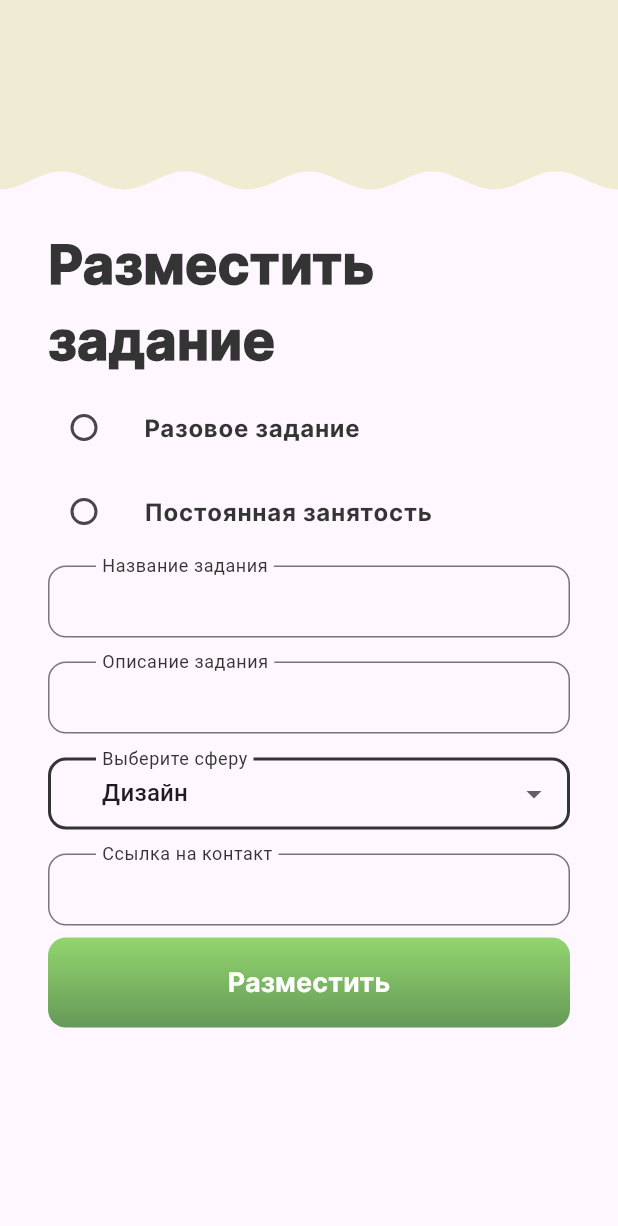
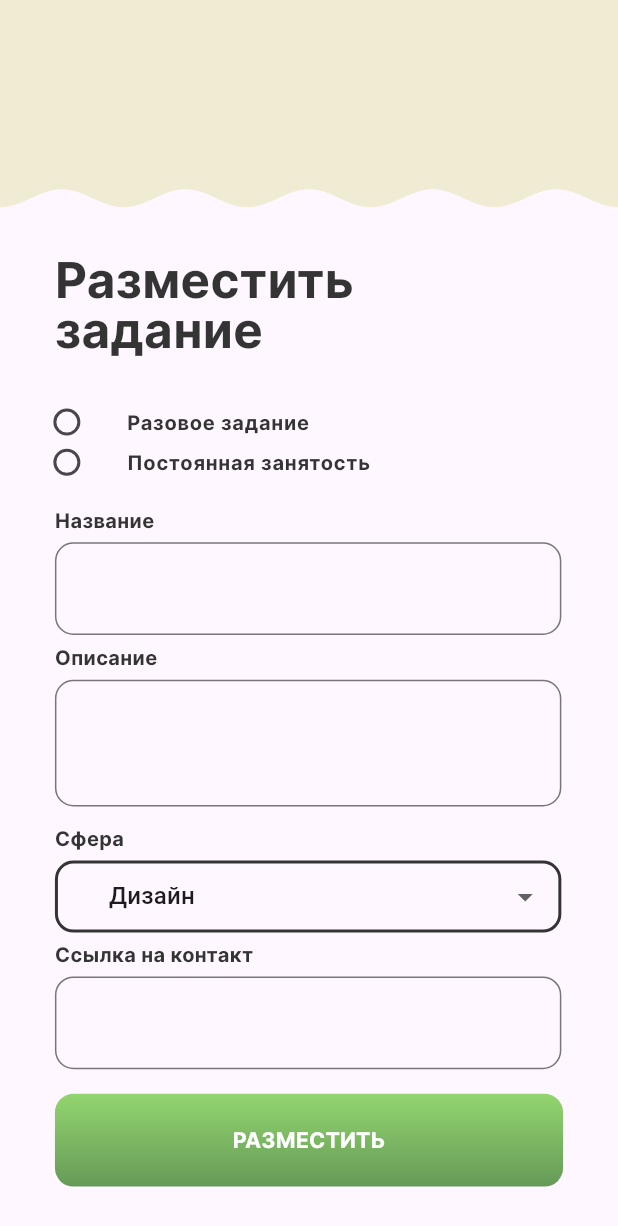
Before and after one commit to SavoSyka/mama_kris, a Flutter app: the JobPage screen opened by its route, on a phone screen of 412 x 824 dp. Shown: the top 1226 px of the screen. Run offline on Flutter 3.47's test engine with Material 3 defaults, Android fonts, the phone set to English and light mode, and no system bars; our stand-ins replace cloud_firestore, firebase_auth, firebase_core, flutter_svg, font_awesome_flutter, google_sign_in; missing offline and left inert: flutter_pdfview; accounts and stored records are empty.

Commit message:
JobPage designed

```diff
--- a/lib/pages/job_create.dart
+++ b/lib/pages/job_create.dart
@@ -1,3 +1,5 @@
+import 'dart:math';
+
 import 'package:flutter/material.dart';
 import 'package:firebase_auth/firebase_auth.dart';
 import 'package:cloud_firestore/cloud_firestore.dart';
@@ -94,26 +96,52 @@ class _JobPageState extends State<JobPage> {
 
   @override
   Widget build(BuildContext context) {
+    Size screenSize = MediaQuery.of(context).size;
+    double width = screenSize.width;
+    double height = screenSize.height;
+    double TextMultiply = min(width/360, height/800);
+    double VerticalMultiply = height/800;
+    double HorizontalMultiply = width/360;
+
     return Scaffold(
 
       body: SingleChildScrollView(
         child: Form(
           key: _formKey,
           child: Column(
+            mainAxisAlignment: MainAxisAlignment.start,
+
             children: <Widget>[
-              SineWaveWidget( verticalOffset: 120),
-              const Padding( // Позиционируем кнопку "Ищу работу" на верху экрана
+          Stack(
+          children: [
+              SineWaveWidget( verticalOffset: 128*VerticalMultiply),
+               Padding( // Позиционируем кнопку "Ищу работу" на верху экрана
                 padding: EdgeInsets.only(
-                    left: 32.0, top: 0.0, right: 32.0, bottom: 5.0),
+                    left: 32.0*HorizontalMultiply, top: 158*VerticalMultiply, right: 32.0*HorizontalMultiply, bottom: 0.0),
                 child: Text(
-                  'Разместить задание',
+                  'Разместить',
                   textAlign: TextAlign.left, // Добавляем здесь
-                  style: TextStyle(fontSize: 36, fontFamily: 'Inter', fontWeight: FontWeight.w900, color: Color(0xFF343434)),
+                  style: TextStyle(fontSize: 32*TextMultiply, fontFamily: 'Inter', fontWeight: FontWeight.w700, color: Color(0xFF343434)),
                 ),
               ),
-              ListTile(
-                title: const Text('Разовое задание',
-                  style: TextStyle(fontSize: 16, fontFamily: 'Inter', fontWeight: FontWeight.w600, color: Color(0xFF343434)),
+            Padding( // Позиционируем кнопку "Ищу работу" на верху экрана
+              padding: EdgeInsets.only(
+                  left: 32.0*HorizontalMultiply, top: 190*VerticalMultiply, right: 32.0*HorizontalMultiply, bottom: 0.0),
+              child: Text(
+                'задание',
+                textAlign: TextAlign.left, // Добавляем здесь
+                style: TextStyle(fontSize: 32*TextMultiply, fontFamily: 'Inter', fontWeight: FontWeight.w700, color: Color(0xFF343434)),
+              ),
+            ),
+
+          Padding( // Позиционируем кнопку "Ищу работу" на верху экрана
+            padding: EdgeInsets.only(
+                left: 4*HorizontalMultiply, top: 246*VerticalMultiply, right: 32.0*HorizontalMultiply, bottom: 0.0),
+            child: Align(
+              alignment: Alignment.centerLeft,
+            child: ListTile(
+                title:  Text('Разовое задание',
+                  style: TextStyle(fontSize: 13*TextMultiply, fontFamily: 'Inter', fontWeight: FontWeight.w600, color: Color(0xFF343434)),
                 ),
                 leading: Radio<String>(
                   value: 'once',
@@ -122,11 +150,18 @@ class _JobPageState extends State<JobPage> {
                   activeColor: const Color(0xFF93D56F), // Цвет выбранного состояния
 
                 ),
-                contentPadding: const EdgeInsets.symmetric(vertical: 0, horizontal: 32), // Уменьшенные вертикальные отступы
+                //contentPadding:  EdgeInsets.only(top: 246*VerticalMultiply, left: 62*HorizontalMultiply), // Уменьшенные вертикальные отступы
               ),
-              ListTile(
-                title: const Text('Постоянная занятость',
-                  style: TextStyle(fontSize: 16, fontFamily: 'Inter', fontWeight: FontWeight.w600, color: Color(0xFF343434)),
+          ),
+          ),
+            Padding( // Позиционируем кнопку "Ищу работу" на верху экрана
+              padding: EdgeInsets.only(
+                  left: 4*HorizontalMultiply, top: (144+128)*VerticalMultiply, right: 32.0*HorizontalMultiply, bottom: 0.0),
+              child: Align(
+                alignment: Alignment.centerLeft,
+                child: ListTile(
+                  title:  Text('Постоянная занятость',
+                    style: TextStyle(fontSize: 13*TextMultiply, fontFamily: 'Inter', fontWeight: FontWeight.w600, color: Color(0xFF343434)),
                   ),
                   leading: Radio<String>(
                     value: 'const',
@@ -135,11 +170,50 @@ class _JobPageState extends State<JobPage> {
                     activeColor: const Color(0xFF93D56F), // Цвет выбранного состояния
 
                   ),
-                contentPadding: const EdgeInsets.symmetric(vertical: 0, horizontal: 32), // Уменьшенные вертикальные отступы
+                  //contentPadding:  EdgeInsets.only(top: 246*VerticalMultiply, left: 62*HorizontalMultiply), // Уменьшенные вертикальные отступы
+                ),
+              ),
+            ),
+            Padding(
+              padding:  EdgeInsets.only(left: 32*HorizontalMultiply, top: (202+128)*VerticalMultiply , right:0, bottom:0), // Общий отступ для группы текстов
+              child:  Align(
+                alignment: Alignment.centerLeft,
+                child: Text(
+                  'Название',
+                  style: TextStyle(fontSize: 13*TextMultiply, fontFamily: 'Inter', fontWeight: FontWeight.w600, color: const Color(0xFF343434), height: 1,),
+                ),
+              ),
             ),
 
-              _buildTextField(_titleController, 'Название задания', false),
-              _buildTextField(_descriptionController, 'Описание задания', false),
+
+              _buildTextField(_titleController, 'Название задания', false, (223+128) * VerticalMultiply, 32*HorizontalMultiply, 295*HorizontalMultiply, 60*VerticalMultiply,10),
+
+            Padding(
+              padding:  EdgeInsets.only(left: 32*HorizontalMultiply, top: (291+128)*VerticalMultiply , right:0, bottom:0), // Общий отступ для группы текстов
+              child:  Align(
+                alignment: Alignment.centerLeft,
+                child: Text(
+                  'Описание',
+                  style: TextStyle(fontSize: 13*TextMultiply, fontFamily: 'Inter', fontWeight: FontWeight.w600, color: const Color(0xFF343434), height: 1,),
+                ),
+              ),
+            ),
+
+
+              _buildTextField(_descriptionController, 'Описание задания', false, (312+128)*VerticalMultiply, 32*HorizontalMultiply,295*HorizontalMultiply, 82*VerticalMultiply,50),
+
+
+            Padding(
+              padding:  EdgeInsets.only(left: 32*HorizontalMultiply, top: (408+128)*VerticalMultiply , right:0, bottom:0), // Общий отступ для группы текстов
+              child:  Align(
+                alignment: Alignment.centerLeft,
+                child: Text(
+                  'Сфера',
+                  style: TextStyle(fontSize: 13*TextMultiply, fontFamily: 'Inter', fontWeight: FontWeight.w600, color: const Color(0xFF343434), height: 1,),
+                ),
+              ),
+            ),
+
               _buildDropdownField(
                   _sphere,
                   [ "Дизайн",
@@ -167,12 +241,26 @@ class _JobPageState extends State<JobPage> {
                     setState(() {
                       _sphere = newValue!;
                     });
-                  }
+                  },
+                  (429+128)*VerticalMultiply, 32*HorizontalMultiply
               ),
 
-              _buildTextField(_contactLinkController, 'Ссылка на контакт', false),
+
             Padding(
-            padding: const EdgeInsets.symmetric(horizontal: 32.0), // Задаём отступы по бокам
+              padding:  EdgeInsets.only(left: 32*HorizontalMultiply, top: (483+128)*VerticalMultiply , right:0, bottom:0), // Общий отступ для группы текстов
+              child:  Align(
+                alignment: Alignment.centerLeft,
+                child: Text(
+                  'Ссылка на контакт',
+                  style: TextStyle(fontSize: 13*TextMultiply, fontFamily: 'Inter', fontWeight: FontWeight.w600, color: const Color(0xFF343434), height: 1,),
+                ),
+              ),
+            ),
+
+
+              _buildTextField(_contactLinkController, 'Ссылка на контакт', false, (504+128)*VerticalMultiply, 32*HorizontalMultiply, 295*HorizontalMultiply, 60*VerticalMultiply, 3),
+          Padding(
+            padding:  EdgeInsets.only(right: 32.0* HorizontalMultiply, left: 32*HorizontalMultiply, top: 708*VerticalMultiply), // Задаём отступы по бокам
             child: SizedBox(
               width: double.infinity, // Задаём ширину во весь экран
               child:Container(
@@ -182,20 +270,20 @@ class _JobPageState extends State<JobPage> {
                     begin: Alignment.topCenter,
                     end: Alignment.bottomCenter,
                   ),
-                  borderRadius: BorderRadius.circular(12), // Скругление углов
+                  borderRadius: BorderRadius.circular(12*TextMultiply), // Скругление углов
                 ),
               child: ElevatedButton(
                 onPressed: _saveJob,
                 style: ElevatedButton.styleFrom(
                   backgroundColor: Colors.transparent, // Прозрачный фон для отображения градиента
                   shadowColor: Colors.transparent, // Убираем тень
-                  minimumSize: const Size(double.infinity, 60), // Растягиваем кнопку на всю ширину с высотой 50
+                  minimumSize:  Size(double.infinity, 60*TextMultiply), // Растягиваем кнопку на всю ширину с высотой 50
                   shape: RoundedRectangleBorder(
-                    borderRadius: BorderRadius.circular(12), // Добавляем скругление углов кнопки
+                    borderRadius: BorderRadius.circular(12*TextMultiply), // Добавляем скругление углов кнопки
                   ),
                 ),
-                child: const Text('Разместить',
-                    style: TextStyle(fontSize: 18, color: Color(0xFFFFFFFF), fontFamily: 'Inter', fontWeight: FontWeight.w700)
+                child:  Text('РАЗМЕСТИТЬ',
+                    style: TextStyle(fontSize: 14*TextMultiply, color: Color(0xFFFFFFFF), fontFamily: 'Inter', fontWeight: FontWeight.w700)
                 ),
               ),
             ),
@@ -203,40 +291,56 @@ class _JobPageState extends State<JobPage> {
           ),
             ],
           ),
+            ],////////////////////
+          ),
         ),
       ),
     );
   }
 
 
-  Widget _buildTextField(TextEditingController controller, String label, bool obscureText) {
+  Widget _buildTextField(TextEditingController controller, String label, bool obscureText, double Vpadding, double Hpadding, double wdth, double hght, int mL) {
+    Size screenSize = MediaQuery.of(context).size;
+    double width = screenSize.width;
+    double height = screenSize.height;
+    double TextMultiply = min(width/360, height/800);
     return Padding(
-      padding: const EdgeInsets.symmetric(horizontal: 32.0, vertical: 8.0),
+      padding:  EdgeInsets.only(top: Vpadding, right: Hpadding, left: Hpadding),
+    child: Container(
+      constraints: BoxConstraints(
+        minWidth: wdth, // Минимальная ширина
+        maxWidth: wdth, // Максимальная ширина
+        minHeight: hght,
+        maxHeight: hght,
+      ),
+    width: wdth, // Фиксированная ширина
+    height: hght, // Фиксированная высота
       child: TextField(
         controller: controller,
         obscureText: obscureText,
+        maxLines: mL, // Разрешить перенос текста на следующую строку
+        keyboardType: TextInputType.multiline, // Установить тип клавиатуры для многострочного ввода
         decoration: InputDecoration(
           contentPadding: const EdgeInsets.symmetric(vertical: 10.0, horizontal: 32.0), // Уменьшенные отступы
-          labelText: label,
           floatingLabelBehavior: FloatingLabelBehavior.always, // Лейбл всегда над полем
           labelStyle: const TextStyle(color: Color(0xFF343434)), // Цвет лейбла
           // Устанавливаем толстую рамку
           border: OutlineInputBorder(
-            borderRadius: BorderRadius.circular(12),
+            borderRadius: BorderRadius.circular(12*TextMultiply),
             borderSide: const BorderSide(color:Color(0xFF343434), width: 2.0), // Увеличиваем ширину рамки
           ),
           // Также применяем стиль рамки когда поле в фокусе
           focusedBorder: OutlineInputBorder(
-            borderRadius: BorderRadius.circular(12),
+            borderRadius: BorderRadius.circular(12*TextMultiply),
             borderSide: const BorderSide(color: Color(0xFF343434), width: 2.0), // Та же толщина рамки
           ),
           // Стиль рамки при вводе неверных данных
           errorBorder: OutlineInputBorder(
-            borderRadius: BorderRadius.circular(12),
+            borderRadius: BorderRadius.circular(12*TextMultiply),
             borderSide: const BorderSide(color: Colors.red, width: 2.0), // Можно изменить цвет/толщину для ошибок
           ),
         ),
-        keyboardType: obscureText ? TextInputType.text : TextInputType.emailAddress,
+      ),
     ),
     );
   }
@@ -252,11 +356,18 @@ class _JobPageState extends State<JobPage> {
 
 
 
-  Widget _buildDropdownField(String currentValue, List<String> options, String label, Function(String?) onChanged) {
-    double horizontalPadding = 32.0;
-
+  Widget _buildDropdownField(String currentValue, List<String> options, String label, Function(String?) onChanged, double Vpadding, double Hpadding) {
+    Size screenSize = MediaQuery.of(context).size;
+    double width = screenSize.width;
+    double height = screenSize.height;
+    double TextMultiply = min(width/360, height/800);
+    double VerticalMultiply = height/800;
+    double HorizontalMultiply = width/360;
     return Padding(
-      padding: EdgeInsets.symmetric(horizontal: horizontalPadding, vertical: 8.0),
+      padding: EdgeInsets.only(top: Vpadding, right: Hpadding, left: Hpadding),
+    child: SizedBox(
+    width: 295*HorizontalMultiply, // Фиксированная ширина
+    height: 60*VerticalMultiply, // Фиксированная высота
         child: DropdownButtonFormField<String>(
         isExpanded: true,
         value: _sphere,
@@ -275,19 +386,18 @@ class _JobPageState extends State<JobPage> {
         },
         decoration: InputDecoration(
           contentPadding: const EdgeInsets.symmetric(vertical: 10.0, horizontal: 32.0), // Уменьшенные отступы
-          labelText: label,
           floatingLabelBehavior: FloatingLabelBehavior.always,
           labelStyle: const TextStyle(color: Color(0xFF343434)),
           border: OutlineInputBorder(
-            borderRadius: BorderRadius.circular(12),
+            borderRadius: BorderRadius.circular(12*TextMultiply),
             borderSide: const BorderSide(color: Color(0xFF343434), width: 2.0),
           ),
           focusedBorder: OutlineInputBorder(
-            borderRadius: BorderRadius.circular(12),
+            borderRadius: BorderRadius.circular(12*TextMultiply),
             borderSide: const BorderSide(color: Color(0xFF343434), width: 2.0),
           ),
           enabledBorder: OutlineInputBorder(
-            borderRadius: BorderRadius.circular(12),
+            borderRadius: BorderRadius.circular(12*TextMultiply),
             borderSide: const BorderSide(color: Color(0xFF343434), width: 2.0),
           ),
         ),
@@ -301,7 +411,7 @@ class _JobPageState extends State<JobPage> {
           );
         }).toList(),
       )
-
+    ),
     );
   }
 
```
Lines whose indentation alone changed are shown as unchanged.
